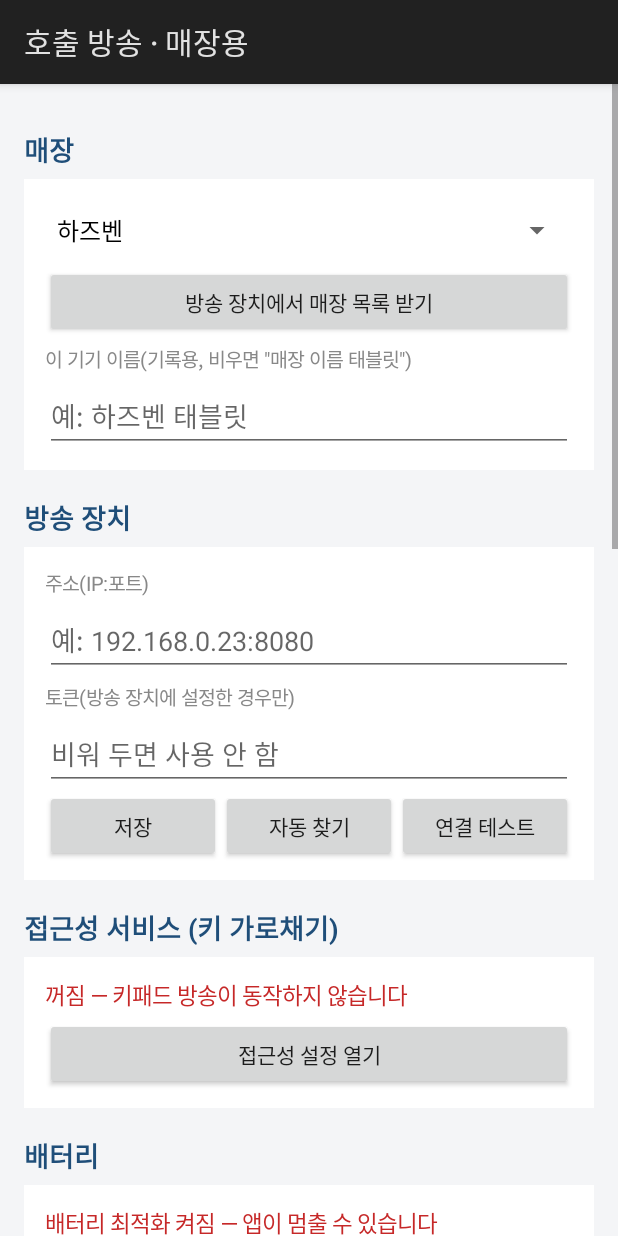
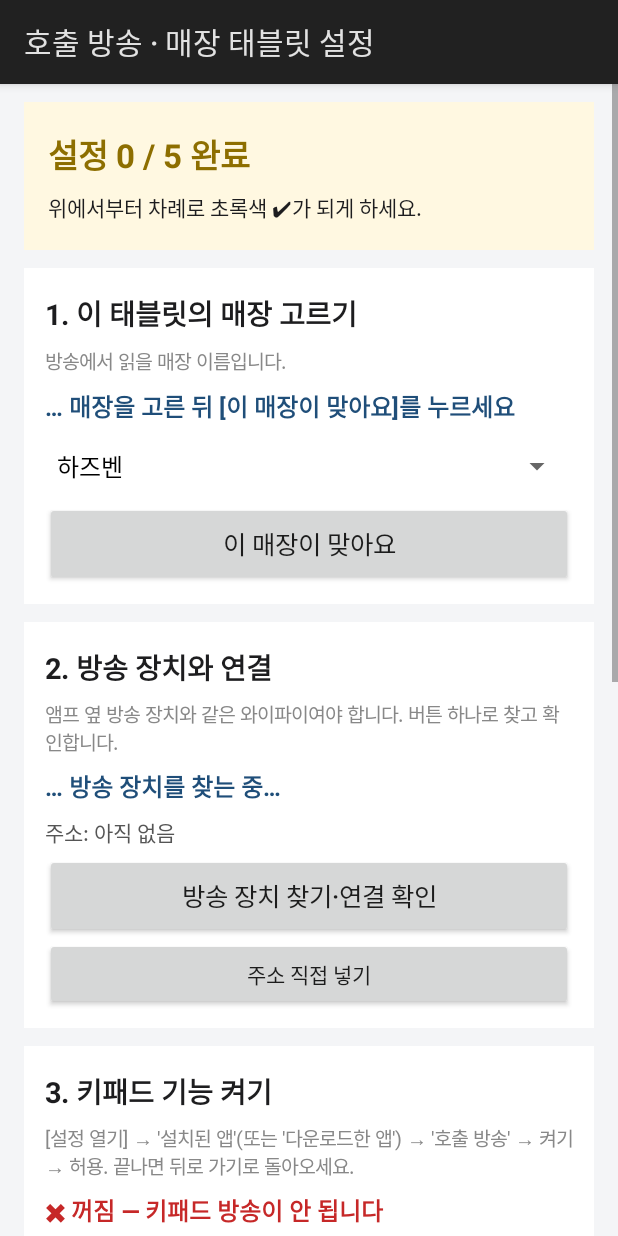
Before and after one commit to kim30707/foodcourt-caller-android, an Android app: the screen it shows after launch (MainActivity), after a tap on "매장용으로 쓰기", on a phone screen of 412 x 824 dp. Run offline under Robolectric (Android 15) with nearby library versions, the phone set to English and light mode, and no system bars.

Commit message:
매장 태블릿 설정 화면을 5단계 안내형으로 바꿈
진행 요약(n/5), 단계마다 큰 버튼과 초록/빨강 상태, 열면 바로 방송 장치 자동 찾기·연결 확인,
키패드 눌러 보기, 토큰·방송 키 등은 고급 설정으로 접음

Co-Authored-By: Claude Opus 5.5 <noreply@anthropic.com>

```diff
--- a/app/src/main/java/kr/sehotech/foodcourtcaller/MainActivity.kt
+++ b/app/src/main/java/kr/sehotech/foodcourtcaller/MainActivity.kt
@@ -229,8 +229,8 @@ class MainActivity : Activity() {
             settings.role = AppSettings.ROLE_TERMINAL
             render()
         }
-        val s = page.section("방송용 (앰프 옆 폰)")
-        s.label("매장 태블릿과 직원 휴대폰에서 온 호출을 음성으로 방송합니다. 앰프에 블루투스나 선으로 연결합니다.")
+        val s = page.section("방송용 (앰프 옆 기기)")
+        s.label("매장 태블릿과 직원 휴대폰에서 온 호출을 음성으로 방송합니다. 방송 기기에는 '호출 방송(방송용)' 앱을 따로 설치하는 것을 권합니다.")
         s.button("방송용으로 쓰기") {
             settings.role = AppSettings.ROLE_SERVER
             render()
@@ -278,27 +278,160 @@ class MainActivity : Activity() {
     // ───────── 매장용 설정 ─────────
 
     private fun showTerminal() {
-        val page = newPage("호출 방송 · 매장용")
+        val page = newPage("호출 방송 · 매장 태블릿 설정")
 
-        // 매장
-        val storeCard = page.section("매장")
+        // 화면이 열려 있는 동안만 기억하는 확인 결과
+        var connectOk: Boolean? = null
+        var testOk = false
+
+        // ── 진행 요약 ──
+        val head = LinearLayout(this).apply {
+            orientation = LinearLayout.VERTICAL
+            setPadding(dp(16), dp(14), dp(16), dp(14))
+        }
+        page.addView(head)
+        val headTitle = head.label("", 22f, bold = true)
+        val headSub = head.label("", 14f)
+
+        /** 단계 카드: 번호·제목·상태 줄. body에 버튼 등을 넣는다 */
+        class Step(val title: TextView, val status: TextView, val body: LinearLayout)
+
+        fun step(no: Int, name: String, help: String): Step {
+            val card = LinearLayout(this).apply {
+                orientation = LinearLayout.VERTICAL
+                setBackgroundColor(Color.WHITE)
+                setPadding(dp(14), dp(12), dp(14), dp(12))
+            }
+            page.addView(card, LinearLayout.LayoutParams(ViewGroup.LayoutParams.MATCH_PARENT, ViewGroup.LayoutParams.WRAP_CONTENT).apply { topMargin = dp(12) })
+            val t = card.label("$no. $name", 19f, bold = true)
+            card.label(help, 13f, color = Color.GRAY)
+            val st = card.label("", 16f, bold = true)
+            return Step(t, st, card)
+        }
+
+        fun setStatus(s: Step, ok: Boolean?, text: String) {
+            s.status.text = (when (ok) { true -> "✔ "; false -> "✖ "; null -> "… " }) + text
+            s.status.setTextColor(Color.parseColor(when (ok) { true -> "#2E7D32"; false -> "#C62828"; null -> "#1F4E79" }))
+            s.title.setTextColor(Color.parseColor(if (ok == true) "#2E7D32" else "#1D1D1F"))
+        }
+
+        fun bigButton(parent: LinearLayout, t: String, onClick: () -> Unit): Button =
+            parent.button(t, onClick).apply {
+                setTextSize(TypedValue.COMPLEX_UNIT_SP, 17f)
+                minHeight = dp(56)
+            }
+
+        // ── 1. 매장 ──
+        val s1 = step(1, "이 태블릿의 매장 고르기", "방송에서 읽을 매장 이름입니다.")
         val storeSpinner = Spinner(this)
-        storeCard.addView(storeSpinner)
+        s1.body.addView(storeSpinner)
+        var spinnerReady = false
         fun fillStores(names: List<String>) {
             val list = names.toMutableList()
             if (settings.storeName !in list) list.add(0, settings.storeName)
+            spinnerReady = false
             storeSpinner.adapter = ArrayAdapter(this, android.R.layout.simple_spinner_dropdown_item, list)
             storeSpinner.setSelection(list.indexOf(settings.storeName))
             storeSpinner.onItemSelectedListener = object : AdapterView.OnItemSelectedListener {
                 override fun onItemSelected(p: AdapterView<*>?, v: View?, pos: Int, id: Long) {
+                    if (!spinnerReady) { spinnerReady = true; return }
                     settings.storeName = list[pos]
+                    settings.storeConfirmed = true
                 }
 
                 override fun onNothingSelected(p: AdapterView<*>?) {}
             }
         }
         fillStores(DefaultStores.list.filter { it.enabled }.map { it.name })
-        storeCard.button("방송 장치에서 매장 목록 받기") {
+        bigButton(s1.body, "이 매장이 맞아요") {
+            settings.storeConfirmed = true
+            toast("${settings.storeName}(으)로 정했습니다")
+        }
+
+        // ── 2. 방송 장치 연결 ──
+        val s2 = step(2, "방송 장치와 연결", "앰프 옆 방송 장치와 같은 와이파이여야 합니다. 버튼 하나로 찾고 확인합니다.")
+        val addrLine = s2.body.label("", 14f, color = Color.parseColor("#555555"))
+        fun checkConnection(discoverFirst: Boolean) {
+            connectOk = null
+            CallSender.runAsync({
+                var addr = settings.serverAddress
+                var found = false
+                if (discoverFirst || addr.isBlank() || CallSender.get(addr, "/status") == null) {
+                    CallSender.discover(this)?.let { addr = it; found = true }
+                }
+                Triple(addr, found, if (addr.isBlank()) "방송 장치를 찾지 못했습니다." else CallSender.statusText(addr))
+            }) { (addr, found, text) ->
+                if (found) settings.serverAddress = addr
+                val ok = text.startsWith("연결됨")
+                connectOk = ok
+                s2.status.tag = if (ok) "연결됨 · $addr" else
+                    "연결 안 됨 — 방송 장치가 켜져 있는지, 같은 와이파이인지 확인하세요"
+                toast(if (ok) "방송 장치와 연결됨" else "연결 안 됨")
+            }
+        }
+        bigButton(s2.body, "방송 장치 찾기·연결 확인") {
+            s2.status.tag = "찾는 중…(최대 10초)"
+            connectOk = null
+            checkConnection(discoverFirst = false)
+        }
+        // 직접 입력(자동 찾기가 안 될 때)
+        val manual = LinearLayout(this).apply { orientation = LinearLayout.VERTICAL; visibility = View.GONE }
+        s2.body.button("주소 직접 넣기") { manual.visibility = if (manual.visibility == View.GONE) View.VISIBLE else View.GONE }
+        s2.body.addView(manual)
+        manual.label("방송 장치 화면 맨 위의 주소(예: 192.168.0.44:8080)", 13f, color = Color.GRAY)
+        val addrEdit = manual.edit("예: 192.168.0.44:8080", settings.serverAddress, InputType.TYPE_CLASS_TEXT or InputType.TYPE_TEXT_VARIATION_URI)
+        manual.button("이 주소로 저장·확인") {
+            settings.serverAddress = addrEdit.text.toString()
+            addrEdit.setText(settings.serverAddress)
+            s2.status.tag = "확인 중…"
+            connectOk = null
+            checkConnection(discoverFirst = false)
+        }
+
+        // ── 3. 키패드 기능(접근성) ──
+        val s3 = step(
+            3, "키패드 기능 켜기",
+            "[설정 열기] → '설치된 앱'(또는 '다운로드한 앱') → '호출 방송' → 켜기 → 허용. 끝나면 뒤로 가기로 돌아오세요.",
+        )
+        bigButton(s3.body, "설정 열기") { startActivity(Intent(Settings.ACTION_ACCESSIBILITY_SETTINGS)) }
+
+        // ── 4. 배터리 ──
+        val s4 = step(4, "꺼지지 않게 하기", "배터리 절약 때문에 앱이 멈추지 않게 합니다. 뜨는 창에서 '허용'을 누르세요.")
+        bigButton(s4.body, "배터리 제한 없음으로") {
+            try {
+                startActivity(Intent(Settings.ACTION_REQUEST_IGNORE_BATTERY_OPTIMIZATIONS, Uri.parse("package:$packageName")))
+            } catch (e: Exception) {
+                startActivity(Intent(Settings.ACTION_IGNORE_BATTERY_OPTIMIZATION_SETTINGS))
+            }
+        }
+
+        // ── 5. 테스트 ──
+        val s5 = step(5, "테스트 방송", "스피커에서 테스트 방송이 나오면 끝입니다. 이후엔 키패드에서 - 번호 Enter.")
+        bigButton(s5.body, "테스트 방송 보내기") {
+            s5.status.tag = "보내는 중…"
+            CallSender.send(this, null, test = true, source = Protocol.SOURCE_APP) { r ->
+                testOk = r is CallSender.Result.Ok
+                s5.status.tag = when (r) {
+                    is CallSender.Result.Ok -> "보냈습니다. 스피커에서 소리가 났나요?"
+                    is CallSender.Result.Rejected -> "거절: ${CallSender.errorText(r.error)}"
+                    CallSender.Result.Unreachable -> "방송 장치에 연결 안 됨 — 2번을 다시 하세요"
+                    CallSender.Result.Skipped -> ""
+                }
+            }
+        }
+
+        // ── 키패드 확인 ──
+        val keyCheck = page.section("키패드 눌러 보기")
+        keyCheck.label("키패드 키를 누르면 아래에 키 이름이 나옵니다. 아무것도 안 나오면 3번이 꺼져 있거나 키패드 연결을 확인하세요.", 13f, color = Color.GRAY)
+        val keyList = keyCheck.label("", 14f)
+
+        // ── 고급 설정(접힘) ──
+        val advWrap = LinearLayout(this).apply { orientation = LinearLayout.VERTICAL; visibility = View.GONE }
+        page.button("고급 설정 보기/숨기기") { advWrap.visibility = if (advWrap.visibility == View.GONE) View.VISIBLE else View.GONE }
+        page.addView(advWrap)
+
+        val adv = advWrap.section("방송 장치 · 기록")
+        adv.button("방송 장치에서 매장 목록 받기") {
             val addr = settings.serverAddress
             CallSender.runAsync({ CallSender.fetchStores(addr) }) { names ->
                 if (names == null) toast("방송 장치에 연결 안 됨") else {
@@ -306,90 +439,19 @@ class MainActivity : Activity() {
                 }
             }
         }
-        storeCard.label("이 기기 이름(기록용, 비우면 \"매장 이름 태블릿\")", 13f, color = Color.GRAY)
-        val devEdit = storeCard.edit("예: 하즈벤 태블릿", settings.deviceName)
-
-        // 방송 장치
-        val net = page.section("방송 장치")
-        net.label("주소(IP:포트)", 13f, color = Color.GRAY)
-        val addrEdit = net.edit("예: 192.168.0.23:8080", settings.serverAddress, InputType.TYPE_CLASS_TEXT or InputType.TYPE_TEXT_VARIATION_URI)
-        net.label("토큰(방송 장치에 설정한 경우만)", 13f, color = Color.GRAY)
-        val tokenEdit = net.edit("비워 두면 사용 안 함", settings.terminalToken)
-        val netResult = TextView(this).apply {
-            setTextSize(TypedValue.COMPLEX_UNIT_SP, 19f)
-            setTypeface(typeface, Typeface.BOLD)
-            setPadding(dp(12), dp(10), dp(12), dp(10))
-            visibility = View.GONE
-        }
-
-        /** 결과를 큰 글씨·색 상자로 보여 준다. ok=null이면 진행 중 */
-        fun showNet(text: String, ok: Boolean?) {
-            netResult.visibility = View.VISIBLE
-            netResult.text = text
-            val (fg, bg) = when (ok) {
-                true -> "#1B5E20" to "#E8F5E9"
-                false -> "#B71C1C" to "#FFEBEE"
-                null -> "#1F4E79" to "#E3F2FD"
-            }
-            netResult.setTextColor(Color.parseColor(fg))
-            netResult.setBackgroundColor(Color.parseColor(bg))
-        }
-        fun saveNet() {
-            settings.serverAddress = addrEdit.text.toString()
+        adv.label("토큰(방송 장치에 설정한 경우만)", 13f, color = Color.GRAY)
+        val tokenEdit = adv.edit("비워 두면 사용 안 함", settings.terminalToken)
+        adv.label("이 기기 이름(기록용, 비우면 \"매장 이름 태블릿\")", 13f, color = Color.GRAY)
+        val devEdit = adv.edit("예: 하즈벤 태블릿", settings.deviceName)
+        adv.button("저장") {
             settings.terminalToken = tokenEdit.text.toString()
             settings.deviceName = devEdit.text.toString()
-            addrEdit.setText(settings.serverAddress)
+            toast("저장했습니다")
         }
-        net.row(
-            smallButton("저장") { saveNet(); toast("저장했습니다") },
-            smallButton("자동 찾기") {
-                showNet("같은 와이파이에서 방송 장치를 찾는 중…", null)
-                CallSender.runAsync({ CallSender.discover(this) }) { found ->
-                    if (found == null) {
-                        showNet("✖ 찾지 못했습니다. 같은 와이파이인지 확인하거나 주소를 직접 넣으세요.", false)
-                    } else {
-                        settings.serverAddress = found
-                        addrEdit.setText(found)
-                        showNet("✔ 찾았습니다: $found", true)
-                    }
-                }
-            },
-            smallButton("연결 테스트") {
-                val typed = addrEdit.text.toString().trim()
-                saveNet()
-                val addr = settings.serverAddress
-                val fixed = if (typed.isNotEmpty() && typed != addr) "주소를 $addr 로 고쳤습니다.\n" else ""
-                showNet("${fixed}연결 확인 중… ($addr)", null)
-                CallSender.runAsync({ CallSender.statusText(addr) }) {
-                    val ok = it.startsWith("연결됨")
-                    showNet(fixed + (if (ok) "✔ " else "✖ ") + it, ok)
-                    toast(if (ok) "방송 장치와 연결됨" else "연결 안 됨")
-                }
-            },
-        )
-        net.addView(netResult, LinearLayout.LayoutParams(ViewGroup.LayoutParams.MATCH_PARENT, ViewGroup.LayoutParams.WRAP_CONTENT).apply { topMargin = dp(8) })
+        adv.label("최근 전송 5건", 13f, color = Color.GRAY)
+        val recent = adv.label("")
 
-        // 접근성
-        val acc = page.section("접근성 서비스 (키 가로채기)")
-        val accState = acc.label("")
-        refreshers += {
-            val on = KeypadInterceptService.isEnabledInSettings(this)
-            val run = KeypadInterceptService.connected
-            accState.text = when {
-                on && run -> "켜짐 · 동작 중 ✔"
-                on -> "켜짐 · 아직 연결 안 됨(잠시 기다리거나 다시 켜 주세요)"
-                else -> "꺼짐 — 키패드 방송이 동작하지 않습니다"
-            }
-            accState.setTextColor(if (on && run) Color.parseColor("#2E7D32") else Color.parseColor("#C62828"))
-        }
-        acc.button("접근성 설정 열기") {
-            startActivity(Intent(Settings.ACTION_ACCESSIBILITY_SETTINGS))
-        }
-
-        page.batterySection()
-
-        // 키 설정
-        val keys = page.section("방송 키")
+        val keys = advWrap.section("방송 키")
         keys.label("이 키를 누르고 번호 + Enter를 치면 방송합니다.", 13f, color = Color.GRAY)
         val checks = KeyCodes.TRIGGER_CHOICES.map { (code, name) ->
             CheckBox(this).apply {
@@ -413,37 +475,47 @@ class MainActivity : Activity() {
             KeypadInterceptService.reloadConfig()
             toast("저장했습니다")
         }
+        advWrap.roleChangeSection()
 
-        // 키 입력 확인
-        val keyCheck = page.section("키 입력 확인")
-        keyCheck.label("키패드를 눌러 보면 마지막 10개 키 이름이 아래에 나옵니다(접근성 서비스가 켜져 있어야 함).", 13f, color = Color.GRAY)
-        val keyList = keyCheck.label("")
-        var showKeys = false
-        keyCheck.button("키 입력 확인 켜기/끄기") { showKeys = !showKeys }
+        // ── 1초마다 상태 갱신 ──
         refreshers += {
-            keyList.text = if (!showKeys) "(꺼짐)" else KeypadInterceptService.recentKeys().joinToString("\n").ifEmpty { "아직 누른 키가 없습니다." }
+            val st1 = settings.storeConfirmed
+            setStatus(s1, if (st1) true else null, if (st1) "매장: ${settings.storeName}" else "매장을 고른 뒤 [이 매장이 맞아요]를 누르세요")
+
+            addrLine.text = "주소: ${settings.serverAddress.ifBlank { "아직 없음" }}"
+            val t2 = s2.status.tag as? String
+            setStatus(s2, connectOk, t2 ?: if (settings.serverAddress.isBlank()) "아직 연결 안 함" else "확인 중…")
+
+            val on = KeypadInterceptService.isEnabledInSettings(this)
+            val run = KeypadInterceptService.connected
+            setStatus(
+                s3, on && run,
+                when {
+                    on && run -> "켜짐"
+                    on -> "켜졌지만 아직 연결 안 됨 — 잠시 기다리거나 껐다 다시 켜세요"
+                    else -> "꺼짐 — 키패드 방송이 안 됩니다"
+                },
+            )
+
+            val bat = getSystemService(PowerManager::class.java).isIgnoringBatteryOptimizations(packageName)
+            setStatus(s4, bat, if (bat) "제한 없음" else "아직 — 앱이 멈출 수 있습니다")
+
+            val t5 = s5.status.tag as? String
+            setStatus(s5, if (t5 == null) null else if (t5.startsWith("보내는")) null else testOk, t5 ?: "아직 안 함")
+
+            val done = listOf(st1, connectOk == true, on && run, bat, testOk).count { it }
+            headTitle.text = if (done == 5) "✔ 설정 끝! 키패드로 방송할 수 있습니다" else "설정 $done / 5 완료"
+            headSub.text = if (done == 5) "매장: ${settings.storeName} · 방송 장치: ${settings.serverAddress}" else "위에서부터 차례로 초록색 ✔가 되게 하세요."
+            head.setBackgroundColor(Color.parseColor(if (done == 5) "#E8F5E9" else "#FFF8E1"))
+            headTitle.setTextColor(Color.parseColor(if (done == 5) "#1B5E20" else "#8D6E00"))
+
+            keyList.text = KeypadInterceptService.recentKeys().take(5).joinToString("\n").ifEmpty { "아직 누른 키가 없습니다." }
+            recent.text = settings.recentSends.joinToString("\n").ifEmpty { "없음" }
         }
 
-        // 테스트
-        val test = page.section("테스트")
-        val testResult = test.label("")
-        test.button("테스트 방송") {
-            saveNet()
-            testResult.text = "보내는 중…"
-            CallSender.send(this, null, test = true, source = Protocol.SOURCE_APP) { r ->
-                testResult.text = when (r) {
-                    is CallSender.Result.Ok -> "테스트 방송 요청 완료"
-                    is CallSender.Result.Rejected -> "거절: ${CallSender.errorText(r.error)}"
-                    CallSender.Result.Unreachable -> "방송 장치에 연결 안 됨"
-                    CallSender.Result.Skipped -> ""
-                }
-            }
-        }
-        test.label("최근 전송 5건", 13f, color = Color.GRAY)
-        val recent = test.label("")
-        refreshers += { recent.text = settings.recentSends.joinToString("\n").ifEmpty { "없음" } }
-
-        page.roleChangeSection()
+        // 화면을 열면 바로 연결을 확인한다(주소가 없으면 자동으로 찾는다)
+        s2.status.tag = if (settings.serverAddress.isBlank()) "방송 장치를 찾는 중…" else "연결 확인 중…"
+        checkConnection(discoverFirst = false)
     }
 
     // ───────── 방송용 설정 ─────────
--- a/app/src/main/java/kr/sehotech/foodcourtcaller/common/AppSettings.kt
+++ b/app/src/main/java/kr/sehotech/foodcourtcaller/common/AppSettings.kt
@@ -39,6 +39,11 @@ class AppSettings(context: Context) {
     var storeName: String
         get() = str("storeName", "하즈벤")
         set(v) = putStr("storeName", v.trim())
+
+    /** 설정 화면에서 매장을 확인했는지 */
+    var storeConfirmed: Boolean
+        get() = p.getBoolean("storeConfirmed", false)
+        set(v) = putBool("storeConfirmed", v)
 
     /** 이 기기 이름(기록용). 비어 있으면 "{매장} 태블릿" */
     var deviceName: String
```
